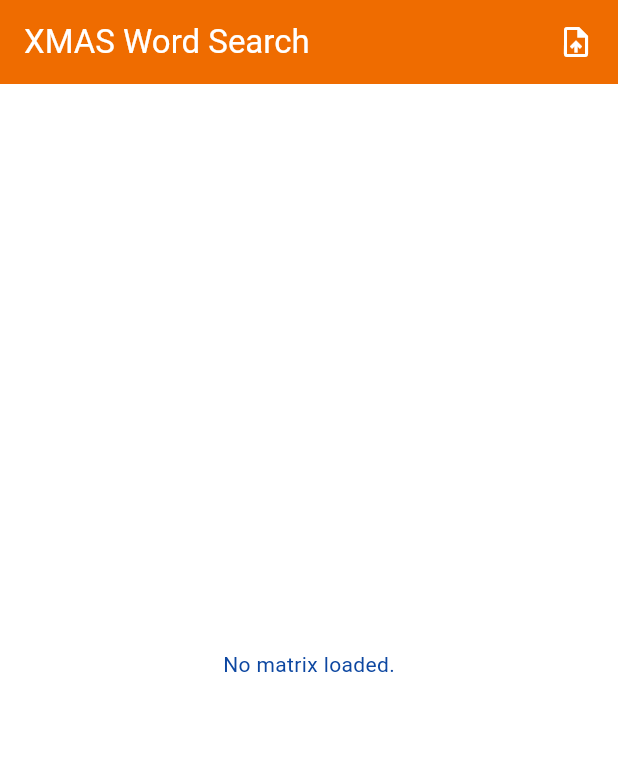
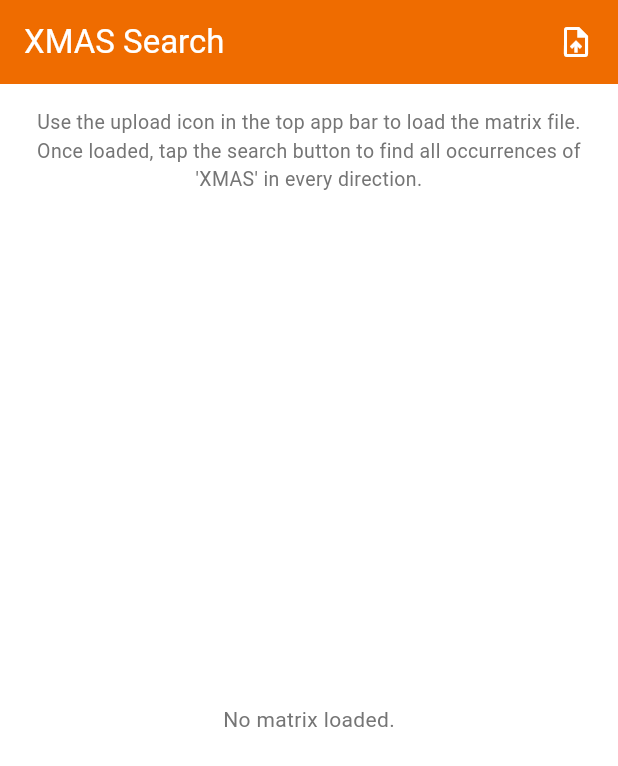
Before and after one commit to GuiKrause/finding_xmas, a Flutter app: the screen it shows after launch, on a phone screen of 412 x 824 dp. Shown: the top 766 px of the screen. Run offline on Flutter 3.47's test engine with Material 3 defaults, Android fonts, the phone set to English and light mode, and no system bars; project files that could hold a hidden picture were left out.

Commit message:
refactor: melhorando código, criando variáveis e organizando estrutura geral

```diff
--- a/lib/main.dart
+++ b/lib/main.dart
@@ -9,11 +9,14 @@ void main() {
 class XMASApp extends StatelessWidget {
   const XMASApp({super.key});
 
+  final String title = 'XMAS Search';
+  final bool debugShowCheckedModeBanner = false;
+
   @override
   Widget build(BuildContext context) {
     return MaterialApp(
-      debugShowCheckedModeBanner: false,
-      title: 'XMAS Word Search',
+      debugShowCheckedModeBanner: debugShowCheckedModeBanner,
+      title: title,
       theme: appTheme,
       home: const XMASHomePage(),
     );
--- a/lib/screens/xmas_home_page.dart
+++ b/lib/screens/xmas_home_page.dart
@@ -19,29 +19,29 @@ class _XMASHomePageState extends State<XMASHomePage> {
   bool searchPerformed = false;
   bool loading = false;
 
-  // Controle da janela
   static const int visibleLines = 20;
   int initialLine = 0;
 
-  Color resolveButtonColor(bool enabled) =>
-      enabled ? AppColors.secondary : Colors.grey[300]!;
-
-  Color resolveIconColor(bool enabled) =>
-      enabled ? Colors.white : Colors.grey[500]!;
-
   @override
   Widget build(BuildContext context) {
+    String description =
+        "Use the upload icon in the top app bar to load the matrix file. Once loaded, tap the search button to find all occurrences of 'XMAS' in every direction.";
+    String tolltipText = "Load Matrix";
+    String noMatrixText = "No matrix loaded.";
+    String totalFoundText = "Total words found";
+
     return Scaffold(
       appBar: AppBar(
         backgroundColor: AppColors.secondary,
-        title: const Text('XMAS Word Search', style: TextStyle(
-          color: AppColors.primary
-        ),),
+        title: const Text(
+          'XMAS Search',
+          style: TextStyle(color: AppColors.primary),
+        ),
         actions: [
           IconButton(
             onPressed: loadFile,
             icon: const Icon(Icons.upload_file),
-            tooltip: 'Load Matrix',
+            tooltip: tolltipText,
             style: FilledButton.styleFrom(
               foregroundColor: AppColors.primary,
               shape: RoundedRectangleBorder(
@@ -63,10 +63,20 @@ class _XMASHomePageState extends State<XMASHomePage> {
                 padding: const EdgeInsets.symmetric(horizontal: 8, vertical: 8),
                 width: double.infinity,
                 child: matrix.isEmpty
-                    ? null
+                    ? Padding(
+                        padding: const EdgeInsets.symmetric(vertical: 8),
+                        child: Text(
+                          description,
+                          textAlign: TextAlign.center,
+                          style: TextStyle(
+                            fontSize: 13,
+                            color: AppColors.quaternary,
+                          ),
+                        ),
+                      )
                     : Card(
-                      color: AppColors.secondary,
-                      elevation: 1,
+                        color: AppColors.secondary,
+                        elevation: 1,
                         shape: RoundedRectangleBorder(
                           borderRadius: BorderRadius.circular(16),
                         ),
@@ -79,7 +89,7 @@ class _XMASHomePageState extends State<XMASHomePage> {
                             mainAxisSize: MainAxisSize.min,
                             children: [
                               Text(
-                                'Total words found',
+                                totalFoundText,
                                 textAlign: TextAlign.left,
                                 style: TextStyle(
                                   fontSize: 14,
@@ -103,7 +113,14 @@ class _XMASHomePageState extends State<XMASHomePage> {
               if (loading)
                 const CircularProgressIndicator()
               else if (matrix.isEmpty)
-                Expanded(child: Center(child: const Text('No matrix loaded.')))
+                Expanded(
+                  child: Center(
+                    child: Text(
+                      noMatrixText,
+                      style: TextStyle(color: AppColors.quaternary),
+                    ),
+                  ),
+                )
               else
                 Expanded(
                   flex: 5,
@@ -114,7 +131,7 @@ class _XMASHomePageState extends State<XMASHomePage> {
                     visibleLines: visibleLines,
                     positionsFound: positionsFound,
                   ),
-                ), // SizedBox(height: 60),
+                ),
             ],
           ),
         ),
@@ -124,6 +141,10 @@ class _XMASHomePageState extends State<XMASHomePage> {
           : FloatingActionButton(
               onPressed: calculateXMAS,
               backgroundColor: AppColors.secondary,
+              shape: RoundedRectangleBorder(
+                side: BorderSide(color: AppColors.primary, width: 2),
+                borderRadius: BorderRadius.circular(16),
+              ),
               child: Icon(Icons.search),
             ),
     );
@@ -143,7 +164,7 @@ class _XMASHomePageState extends State<XMASHomePage> {
       final content = await rootBundle.loadString('assets/input.txt');
       final lines = content
           .split('\n')
-          .map((linha) => linha.trim())
+          .map((line) => line.trim())
           .where((l) => l.isNotEmpty)
           .toList();
 
@@ -162,11 +183,11 @@ class _XMASHomePageState extends State<XMASHomePage> {
   void calculateXMAS() {
     if (matrix.isEmpty) return;
 
-    final resultado = searchWordInMatrix(matrix, word);
+    final result = searchWordInMatrix(matrix, word);
 
     setState(() {
-      totalFound = resultado.total;
-      positionsFound = resultado.positions;
+      totalFound = result.total;
+      positionsFound = result.positions;
       searchPerformed = true;
     });
   }
--- a/lib/theme/theme.dart
+++ b/lib/theme/theme.dart
@@ -1,34 +1,27 @@
 import 'package:flutter/material.dart';
 
 class AppColors {
-  static const Color primary = Color.fromARGB(255, 255, 255, 255);        // Azul forte
-  static const Color secondary = Color(0xFFEF6C00);      // Laranja vibrante
-  static const Color backgroundCell = Color(0xFFE3F2FD); // Azul clarinho
-  static const Color highlight = Color(0xFFFFA726);      // Laranja claro para destaque
-  static const Color textNormal = Color(0xFF0D47A1);     // Azul escuro
-  static const Color borderCell = Color(0xFF90CAF9);     // Azul médio suave
-  static const Color dot = Color(0xFFB0BEC5);             // Cinza azulado claro
+  static const Color primary = Color.fromARGB(255, 255, 255, 255);
+  static const Color secondary = Color(0xFFEF6C00);
+  static const Color tertiary = Colors.black12;
+  static const Color quaternary = Color(0xFF757575); // Colors.grey.shade600
 }
 
 final ThemeData appTheme = ThemeData(
   primaryColor: AppColors.primary,
   colorScheme: ColorScheme.fromSwatch(
-    primarySwatch: Colors.blue,
     accentColor: AppColors.secondary,
-    backgroundColor: Colors.white,
+    backgroundColor: AppColors.primary,
   ),
-  scaffoldBackgroundColor: Colors.white,
+  scaffoldBackgroundColor: AppColors.primary,
   appBarTheme: const AppBarTheme(
     backgroundColor: AppColors.primary,
-    foregroundColor: Colors.white,
+    foregroundColor: AppColors.primary,
   ),
   elevatedButtonTheme: ElevatedButtonThemeData(
     style: ElevatedButton.styleFrom(
       backgroundColor: AppColors.secondary,
-      foregroundColor: Colors.white,
+      foregroundColor: AppColors.primary,
     ),
   ),
-  textTheme: const TextTheme(
-    bodyMedium: TextStyle(color: AppColors.textNormal),
-  ),
 );
--- a/lib/widgets/build_matrix_view.dart
+++ b/lib/widgets/build_matrix_view.dart
@@ -29,16 +29,29 @@ Widget buildMatrixView({
                   ? '.'
                   : matrix[row][col];
 
+              Color squareBackgroundColor = isHighlighted
+                  ? AppColors.secondary
+                  : AppColors.primary;
+
+              Color textForegroundColor = displayChar == '.'
+                  ? AppColors.secondary
+                  : searchPerformed
+                  ? AppColors.primary
+                  : AppColors.secondary;
+
               return Container(
                 width: 30,
                 height: 30,
                 margin: const EdgeInsets.all(1),
                 alignment: Alignment.center,
                 decoration: BoxDecoration(
-                  color: isHighlighted ? Colors.yellow : Colors.white,
-                  border: Border.all(color: Colors.black12),
+                  color: squareBackgroundColor,
+                  border: Border.all(color: AppColors.tertiary),
                 ),
-                child: Text(displayChar, style: const TextStyle(fontSize: 16)),
+                child: Text(
+                  displayChar,
+                  style: TextStyle(fontSize: 16, color: textForegroundColor),
+                ),
               );
             }),
           );
```
Also changed, not shown: lib/widgets/matrix_control_buttons.dart (deleted, +0 -29 lines).
